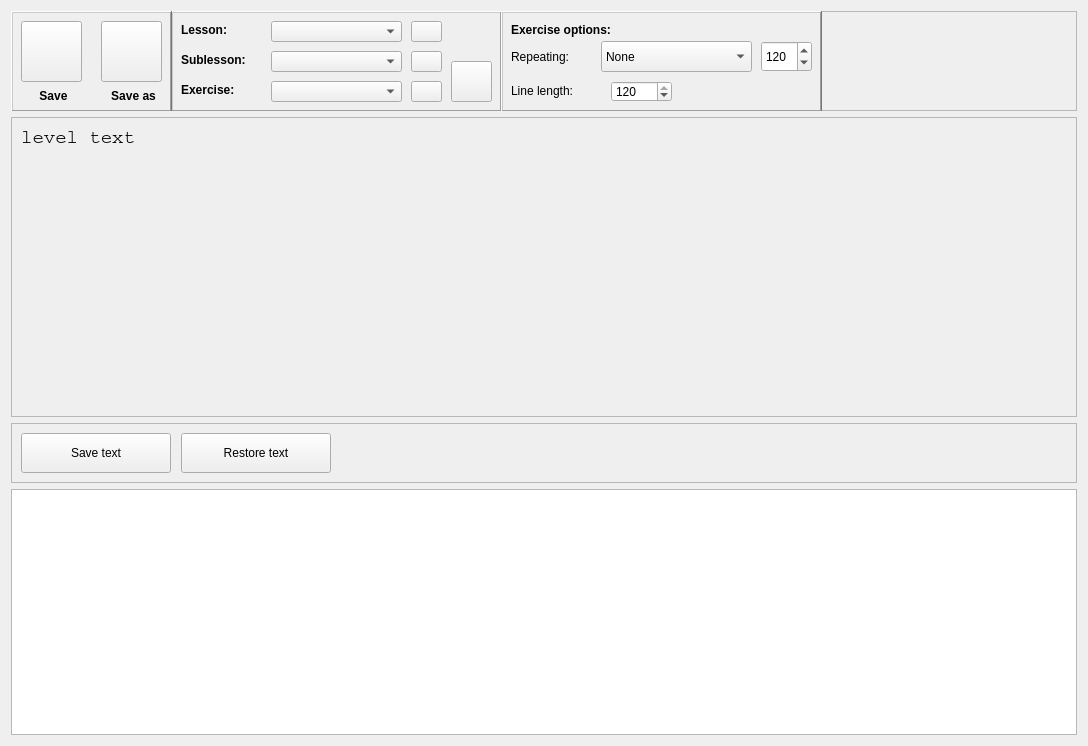
Before: the Qt Designer form ui/packview.ui in Open-Typer/Open-Typer, drawn with Qt 5.
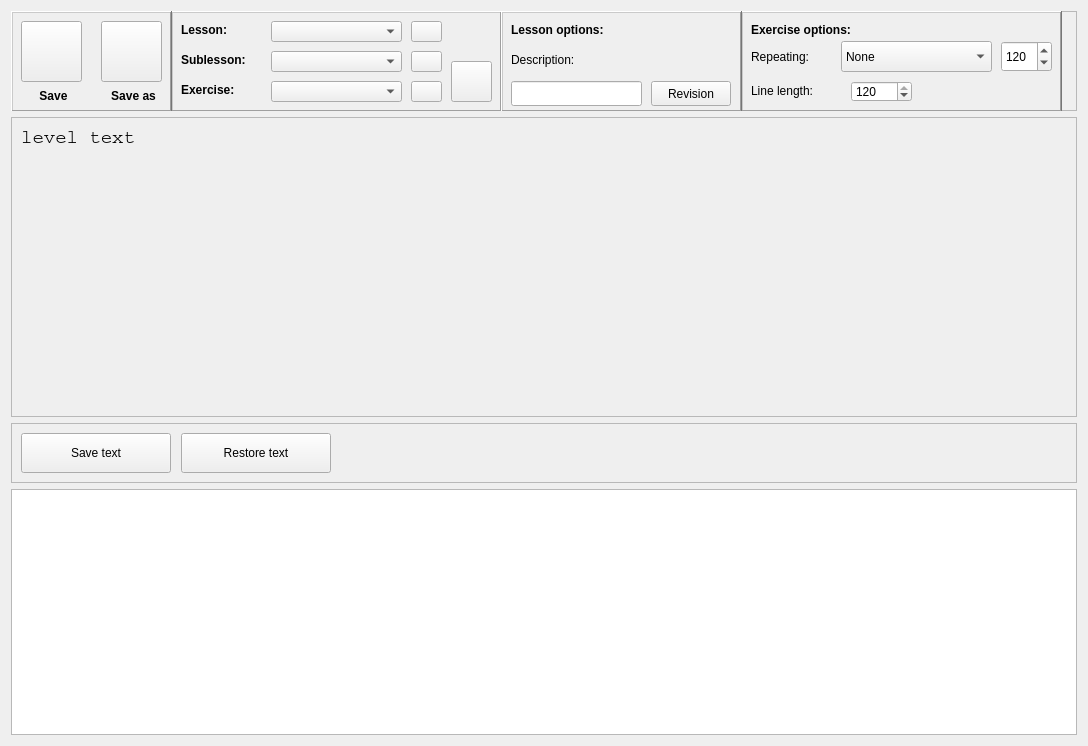
After: the same form once the commit is applied. Icons and pictures are not drawn.

Commit message: ui: packView: Add lesson options

```diff
--- a/ui/packview.ui
+++ b/ui/packview.ui
@@ -511,7 +511,7 @@
      <widget class="QFrame" name="exercisePropsFrame">
       <property name="geometry">
        <rect>
-        <x>490</x>
+        <x>730</x>
         <y>0</y>
         <width>321</width>
         <height>101</height>
@@ -633,6 +633,77 @@
        </property>
       </widget>
      </widget>
+     <widget class="QFrame" name="lessonPropsFrame">
+      <property name="geometry">
+       <rect>
+        <x>490</x>
+        <y>0</y>
+        <width>241</width>
+        <height>101</height>
+       </rect>
+      </property>
+      <property name="frameShape">
+       <enum>QFrame::WinPanel</enum>
+      </property>
+      <property name="frameShadow">
+       <enum>QFrame::Raised</enum>
+      </property>
+      <widget class="QLabel" name="lessonOptionsLabel">
+       <property name="geometry">
+        <rect>
+         <x>10</x>
+         <y>10</y>
+         <width>221</width>
+         <height>17</height>
+        </rect>
+       </property>
+       <property name="font">
+        <font>
+         <weight>75</weight>
+         <bold>true</bold>
+        </font>
+       </property>
+       <property name="text">
+        <string>Lesson options:</string>
+       </property>
+      </widget>
+      <widget class="QLabel" name="lessonDescLabel">
+       <property name="geometry">
+        <rect>
+         <x>10</x>
+         <y>40</y>
+         <width>221</width>
+         <height>17</height>
+        </rect>
+       </property>
+       <property name="text">
+        <string>Description:</string>
+       </property>
+      </widget>
+      <widget class="QLineEdit" name="lessonDescEdit">
+       <property name="geometry">
+        <rect>
+         <x>10</x>
+         <y>70</y>
+         <width>131</width>
+         <height>25</height>
+        </rect>
+       </property>
+      </widget>
+      <widget class="QPushButton" name="lessonDescRevisionButton">
+       <property name="geometry">
+        <rect>
+         <x>150</x>
+         <y>70</y>
+         <width>80</width>
+         <height>25</height>
+        </rect>
+       </property>
+       <property name="text">
+        <string>Revision</string>
+       </property>
+      </widget>
+     </widget>
     </widget>
    </item>
   </layout>
```
